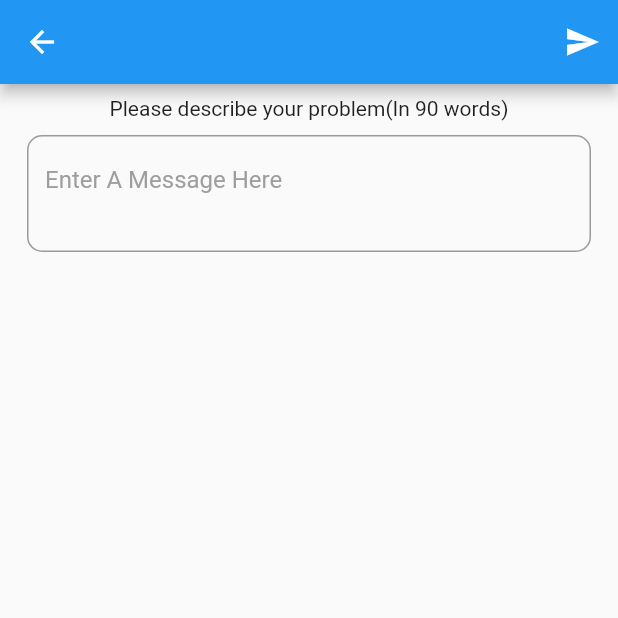
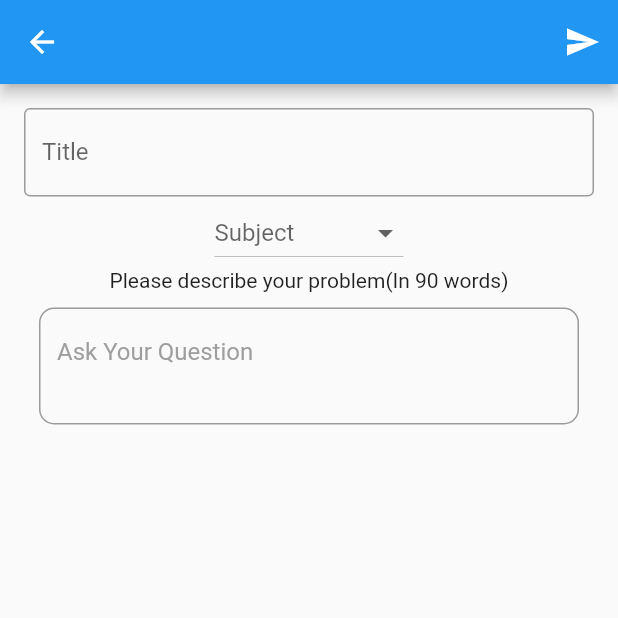
Before and after one commit to RakeshBhardwaj-coder/healingapp, a Flutter app: the screen it shows after launch, after a tap on the "send" icon, on a phone screen of 412 x 824 dp, the top half of it. Run offline on Flutter 3.47's test engine with Material 2 defaults, Android fonts, the light colour scheme and no system bars; our stand-ins replace cloud_firestore, firebase_core, firebase_database, firebase_storage, image_picker; missing offline and left inert: dart:ffi; accounts and stored records are empty; network calls fail.

Commit message:
some changes in ask Question

```diff
--- a/lib/main.dart
+++ b/lib/main.dart
@@ -1,3 +1,4 @@
+import 'dart:ffi';
 import 'package:firebase_core/firebase_core.dart';
 import 'package:flutter/material.dart';
 import 'package:healingapp/pages/askQue.dart';
@@ -5,6 +6,7 @@ import 'package:healingapp/routes.dart';
 import 'package:healingapp/pages/login_page.dart';
 import 'package:healingapp/pages/home_page.dart';
 import 'package:healingapp/try.dart';
+import 'package:healingapp/try2.dart';
 // import 'package:firebase_database/firebase_database.dart';
 
 
@@ -36,7 +38,7 @@ class MyApp extends StatelessWidget {
                 MyRoutes.homeRoute: (context) => const HomePage(),
                 MyRoutes.loginRoute: (context) => LoginPage(),
                 MyRoutes.askQueRoute: (context) => AskQue(),
-                MyRoutes.tryapp: (context) => CameraWidget(),
+                MyRoutes.tryapp: (context) => Example(),
 
                 // MyRoutes.homeRoute
               },
--- a/lib/pages/askQue.dart
+++ b/lib/pages/askQue.dart
@@ -1,5 +1,6 @@
 import 'package:flutter/material.dart';
 import 'package:firebase_database/firebase_database.dart';
+
 class AskQue extends StatefulWidget {
   const AskQue({Key? key}) : super(key: key);
 
@@ -8,8 +9,21 @@ class AskQue extends StatefulWidget {
 }
 
 class _AskQueState extends State<AskQue> {
+  FirebaseDatabase database = FirebaseDatabase.instance;
+  DatabaseReference ref = FirebaseDatabase.instance.ref("User/123");
 
-final databaseReference = FirebaseDatabase.instance.reference();
+  List<String> _locations = [
+    'Sugar',
+    'Diabtise',
+    'bood pressure',
+    'D',
+    'e',
+    'f',
+    'g',
+    'h',
+    'i'
+  ]; // Option 2
+  String? _selectedLocation; // Option 2
 
   final TextEditingController _Textcontroller = TextEditingController();
   String desc = "";
@@ -25,19 +39,50 @@ final databaseReference = FirebaseDatabase.instance.reference();
             ),
             onPressed: () {
               // do something
+              writeDataToDatabase("sugar", "sugar", "bahutbadi problem");
             },
           )
         ],
       ),
       body: Center(
         child: Padding(
-          padding: const EdgeInsets.all(8.0),
+          padding: const EdgeInsets.all(16.0),
           child: Column(
             mainAxisAlignment: MainAxisAlignment.start,
             children: [
-              (_Textcontroller.value.text.isEmpty)
+
+               Container(
+                 child: TextField(
+  obscureText: true,
+  decoration: InputDecoration(
+    border: OutlineInputBorder(),
+    labelText: 'Title',
+  ),
+),
+               ),
+              Container(
+                child: DropdownButton(
+
+                  hint: Text(
+                      'Subject'), // Not necessary for Option 1
+                  value: _selectedLocation,
+                  onChanged: (newValue) {
+                    setState(() {
+                      _selectedLocation = newValue as String?;
+                    });
+                  },
+                  items: _locations.map((location) {
+                    return DropdownMenuItem(
+                      child: new Text(location),
+                      value: location,
+                    );
+                  }).toList(),
+                ),
+              ),
+              (_Textcontroller.value.text.length <= 90 &&
+                      _Textcontroller.value.text.isEmpty)
                   ? Text("Please describe your problem(In 90 words)")
-                  : Text('Send Message in public'),
+                  : Text('Long Message please short it...'),
               Padding(
                 padding: const EdgeInsets.all(10.0),
                 child: TextFormField(
@@ -46,7 +91,7 @@ final databaseReference = FirebaseDatabase.instance.reference();
                   maxLines: 8,
                   keyboardType: TextInputType.multiline,
                   decoration: InputDecoration(
-                      hintText: 'Enter A Message Here',
+                      hintText: 'Ask Your Question',
                       hintStyle: TextStyle(color: Colors.grey),
                       border: OutlineInputBorder(
                         borderRadius: BorderRadius.all(Radius.circular(10)),
@@ -59,7 +104,25 @@ final databaseReference = FirebaseDatabase.instance.reference();
       ),
 
 // floatingActionButton: FloatingActionButton(onPressed: (){},tooltip:'increment',child: Icon(Icons.add),),
-
     );
   }
+
+  writeDataToDatabase(
+    String title,
+    String subject,
+    String problem,
+  ) async {
+    await ref.set({
+      "title": "$title",
+      "subject": "$subject",
+      "problem": "$problem"
+    }).then((_) {
+      // Data saved successfully!
+      print("Data Saved Successflly");
+    }).catchError((error) {
+      // The write failed...
+      print("Error occured.");
+
+    });
+  }
 }
--- /dev/null
+++ b/lib/try2.dart
@@ -0,0 +1,42 @@
+import 'package:flutter/material.dart';
+
+void main() {
+  runApp(Example());
+}
+
+class Example extends StatefulWidget {
+  @override
+  State<StatefulWidget> createState() => _ExampleState();
+}
+
+class _ExampleState extends State<Example> {
+//  List<String> _locations = ['Please choose a location', 'A', 'B', 'C', 'D']; // Option 1
+//  String _selectedLocation = 'Please choose a location'; // Option 1
+  List<String> _locations = ['A', 'B', 'C', 'D','e','f','g','h','i']; // Option 2
+  String? _selectedLocation; // Option 2
+
+  @override
+  Widget build(BuildContext context) {
+    return MaterialApp(
+      home: Scaffold(
+        body: Center(
+          child: DropdownButton(
+            hint: Text('Please choose a location'), // Not necessary for Option 1
+            value: _selectedLocation,
+            onChanged: (newValue) {
+              setState(() {
+                _selectedLocation = newValue as String?;
+              });
+            },
+            items: _locations.map((location) {
+              return DropdownMenuItem(
+                child: new Text(location),
+                value: location,
+              );
+            }).toList(),
+          ),
+        ),
+      ),
+    );
+  }
+}
```
Also changed, not shown: lib/pages/yourQue.dart (added, +28 -0 lines).
